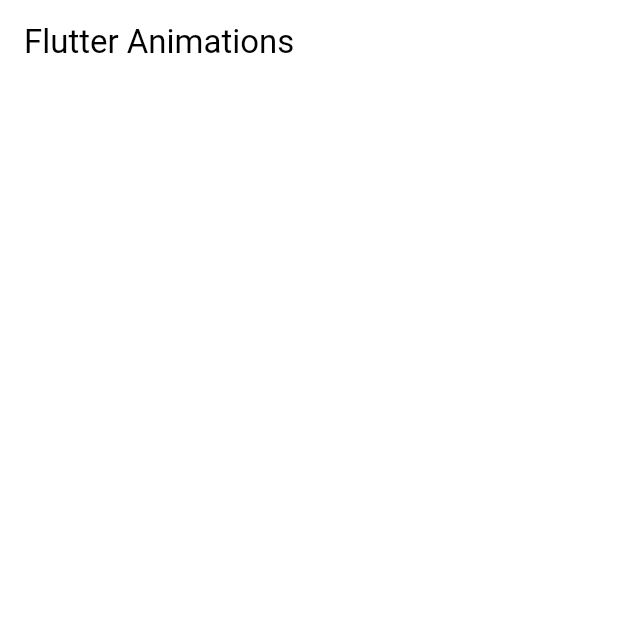
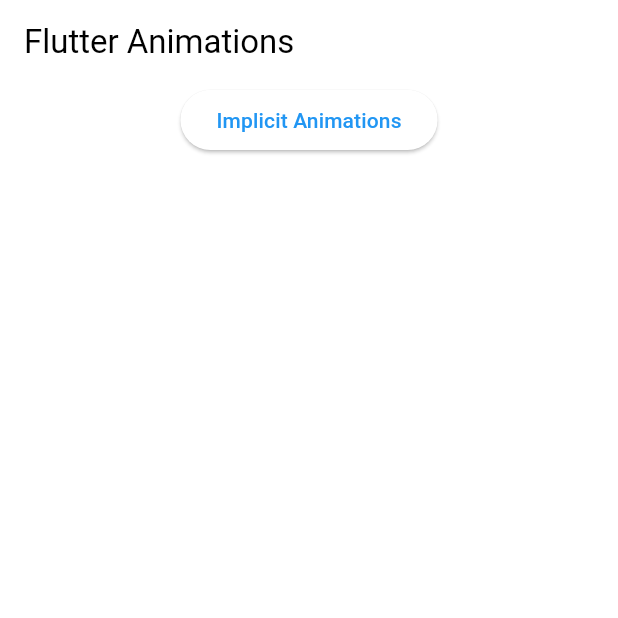
Before and after one commit to jundev5796/flutter-animations, a Flutter app: the screen it shows after launch, on a phone screen of 412 x 824 dp, the top half of it. Run offline on Flutter 3.47's test engine with Material 2 defaults, Android fonts, the phone set to English and light mode, and no system bars.

Commit message:
rendered elevated button

```diff
--- a/lib/screens/menu_screen.dart
+++ b/lib/screens/menu_screen.dart
@@ -9,6 +9,16 @@ class MenuScreen extends StatelessWidget {
       appBar: AppBar(
         title: const Text("Flutter Animations"),
       ),
+      body: Center(
+        child: Column(
+          children: [
+            ElevatedButton(
+              onPressed: () {},
+              child: const Text("Implicit Animations"),
+            ),
+          ],
+        ),
+      ),
     );
   }
 }
```
